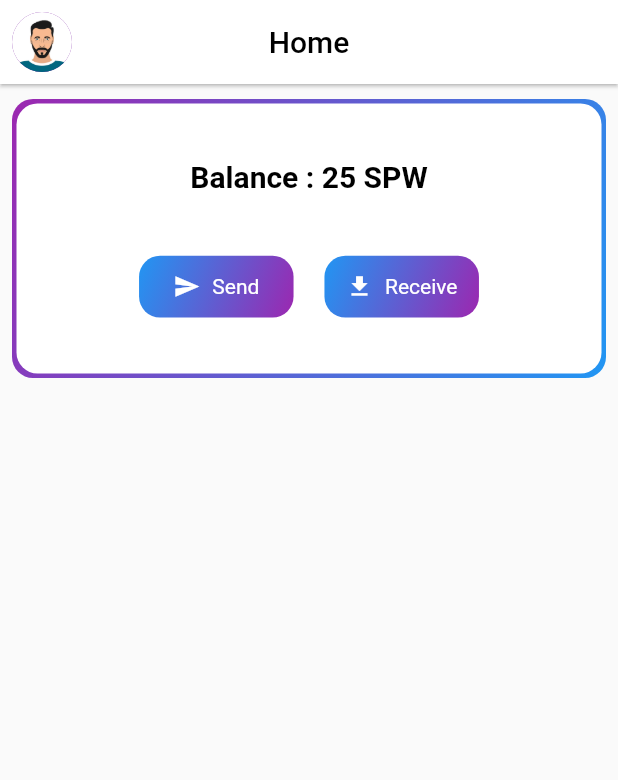
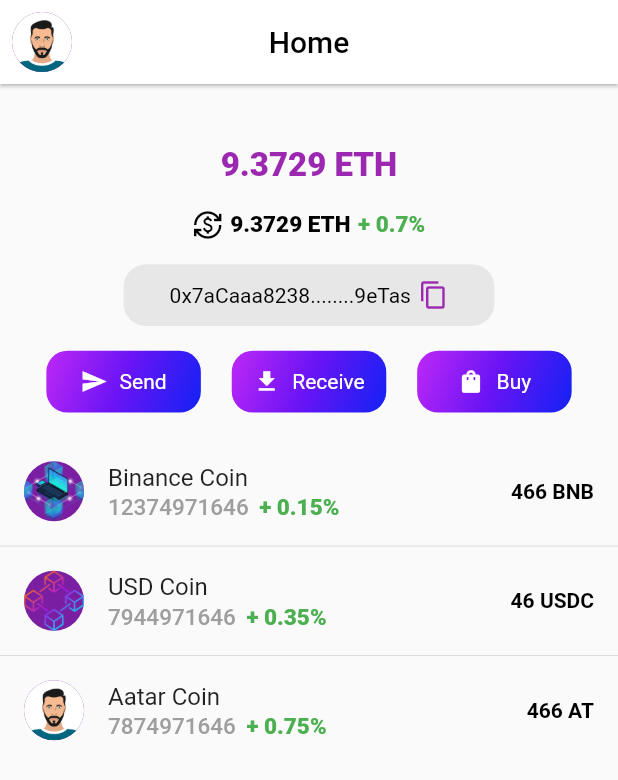
Before and after one commit to Mobioxy/crypto-wallet-app, a Flutter app: the HomePage screen opened directly, on a phone screen of 412 x 824 dp. Shown: the top 780 px of the screen. Run offline on Flutter 3.47's test engine with Material 2 defaults, Android fonts, the phone set to English and light mode, and no system bars; our stand-ins replace google_fonts, loading_indicator.

Commit message:
working on home page

```diff
--- a/lib/screens/home screens/home_screen.dart
+++ b/lib/screens/home screens/home_screen.dart
@@ -62,8 +62,7 @@ class HomePage extends StatelessWidget {
   @override
   Widget build(BuildContext context) {
     var mq = MediaQuery.of(context).size;
-    return SafeArea(
-      child: Scaffold(
+    return Scaffold(
       appBar: AppBar(
         elevation: 1,
         backgroundColor: Colors.white,
@@ -86,64 +85,193 @@ class HomePage extends StatelessWidget {
       ),
       body: Column(
         children: [
+          Column(
+            mainAxisAlignment: MainAxisAlignment.center,
+            crossAxisAlignment: CrossAxisAlignment.center,
+            children: [
               SizedBox(
-              height: mq.height * 0.25,
-              child: Container(
+                height: mq.height * 0.05,
+              ),
+              const Text(
+                "9.3729 ETH",
+                style: TextStyle(
+                  fontSize: 22,
+                  color: Colors.purple,
+                  fontWeight: FontWeight.w800,
+                ),
+              ),
+              SizedBox(
+                height: mq.height * 0.02,
+              ),
+              Row(
+                mainAxisAlignment: MainAxisAlignment.center,
+                children: const [
+                  Icon(
+                    Icons.currency_exchange,
+                    size: 20,
+                    color: Colors.black,
+                  ),
+                  SizedBox(
+                    width: 5,
+                  ),
+                  Text(
+                    "9.3729 ETH",
+                    style: TextStyle(
+                      fontSize: 15,
+                      color: Colors.black,
+                      fontWeight: FontWeight.w800,
+                    ),
+                  ),
+                  SizedBox(
+                    width: 5,
+                  ),
+                  Text(
+                    "+ 0.7%",
+                    style: TextStyle(
+                      fontSize: 15,
+                      color: Colors.green,
+                      fontWeight: FontWeight.w800,
+                    ),
+                  ),
+                ],
+              ),
+              SizedBox(
+                height: mq.height * 0.02,
+              ),
+              Container(
+                height: mq.height * 0.05,
+                width: mq.width * 0.6,
+                alignment: Alignment.center,
                 decoration: BoxDecoration(
-                    borderRadius: BorderRadius.circular(14),
-                    gradient: const LinearGradient(
-                      begin: Alignment.topLeft,
-                      end: Alignment.bottomRight,
-                      colors: [
-                        Colors.purple,
-                        Colors.blue,
+                  color: const Color.fromARGB(255, 231, 231, 231),
+                  borderRadius: BorderRadius.circular(15),
+                ),
+                child: Row(
+                  mainAxisAlignment: MainAxisAlignment.center,
+                  children: const [
+                    Text(
+                      "0x7aCaaa8238........9eTas",
+                      style: TextStyle(
+                        color: Colors.black,
+                      ),
+                    ),
+                    SizedBox(
+                      width: 5,
+                    ),
+                    Icon(
+                      Icons.copy,
+                      color: Colors.purple,
+                      size: 20,
+                    )
                   ],
                 ),
               ),
-                  margin: const EdgeInsets.symmetric(
-                    horizontal: 8,
-                    vertical: 10,
-                  ),
-                  padding: const EdgeInsets.symmetric(
-                    horizontal: 3,
-                    vertical: 3,
-                  ),
-                  child: Container(
-                    alignment: Alignment.center,
-                    decoration: BoxDecoration(
-                      color: Colors.white,
-                      borderRadius: BorderRadius.circular(14),
-                    ),
-                    child: Column(
-                      mainAxisAlignment: MainAxisAlignment.center,
-                      crossAxisAlignment: CrossAxisAlignment.center,
-                      children: [
-                        const Text(
-                          "Balance : 25 SPW",
-                          style: TextStyle(
-                              fontSize: 20,
-                              color: Colors.black,
-                              fontWeight: FontWeight.w600),
-                        ),
               SizedBox(
-                          height: mq.height * 0.05,
+                height: mq.height * 0.02,
               ),
               Row(
                 mainAxisAlignment: MainAxisAlignment.center,
                 children: [
-                            sendReceiveWidget(Icons.send_sharp, "Send", mq),
+                  sendReceiveWidget(
+                    Icons.send_sharp,
+                    "Send",
+                    mq,
+                  ),
                   SizedBox(
                     width: mq.width * 0.05,
                   ),
                   sendReceiveWidget(
-                                Icons.get_app_sharp, "Receive", mq)
+                    Icons.get_app_sharp,
+                    "Receive",
+                    mq,
+                  ),
+                  SizedBox(
+                    width: mq.width * 0.05,
+                  ),
+                  sendReceiveWidget(
+                    Icons.shopping_bag,
+                    "Buy",
+                    mq,
+                  )
+                ],
+              ),
+              SizedBox(
+                height: mq.height * 0.02,
+              ),
+              tokenItems(
+                "assets/images/block_chain.png",
+                "Binance Coin",
+                "12374971646",
+                "+ 0.15%",
+                "466 BNB",
+              ),
+              const Divider(
+                height: 1,
+              ),
+              tokenItems(
+                "assets/images/block-chain2.png",
+                "USD Coin",
+                "7944971646",
+                "+ 0.35%",
+                "46 USDC",
+              ),
+             const Divider(
+                height: 1,
+              ),
+              tokenItems(
+                "assets/images/avatar.jpg",
+                "Aatar Coin",
+                "7874971646",
+                "+ 0.75%",
+                "466 AT",
+              )
             ],
           ),
         ],
       ),
-                  )),
+    );
+  }
+
+  Widget tokenItems(String leadingImage, String title, String subTitle,
+      String subTitle2, String trailingTitle) {
+    return ListTile(
+      leading: CircleAvatar(
+        backgroundImage: AssetImage(
+          leadingImage,
+        ),
+      ),
+      title: Text(
+        title,
+      ),
+      subtitle: Row(
+        mainAxisAlignment: MainAxisAlignment.start,
+        children: [
+          Text(
+            subTitle,
+            style: const TextStyle(
+              fontSize: 15,
+              color: Colors.grey,
+              fontWeight: FontWeight.w500,
+            ),
+          ),
+          const SizedBox(
+            width: 7,
+          ),
+          Text(
+            subTitle2,
+            style: const TextStyle(
+              fontSize: 15,
+              color: Colors.green,
+              fontWeight: FontWeight.w800,
+            ),
           ),
         ],
+      ),
+      trailing: Text(
+        trailingTitle,
+        style: const TextStyle(
+          color: Colors.black,
+          fontWeight: FontWeight.w700,
         ),
       ),
     );
@@ -159,8 +287,9 @@ class HomePage extends StatelessWidget {
           begin: Alignment.topLeft,
           end: Alignment.bottomRight,
           colors: [
-            Colors.blue,
-            Colors.purple,
+            Color.fromRGBO(190, 40, 246, 1),
+            Color.fromRGBO(105, 20, 245, 1),
+            Color.fromRGBO(18, 34, 244, 1)
           ],
         ),
       ),
```
Lines whose indentation alone changed are shown as unchanged.
